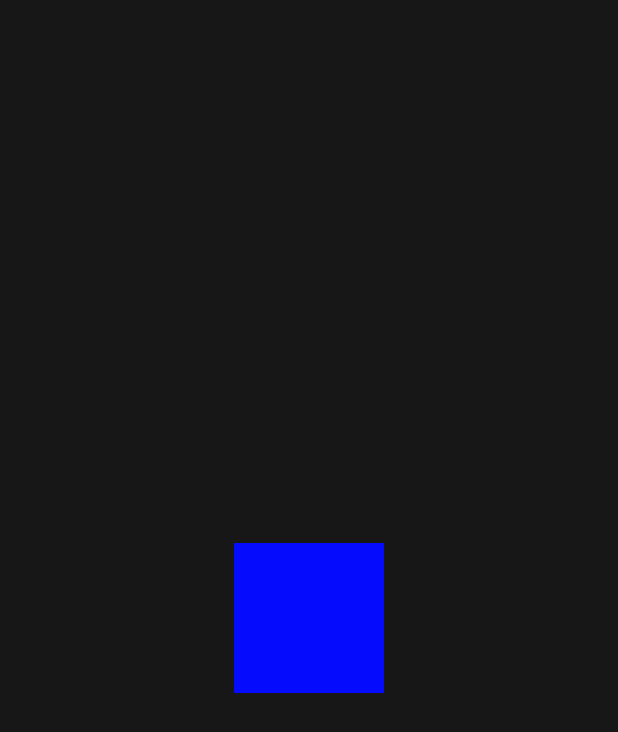
After one commit to theapache64/compose-animation-playground, an Android app built with Jetpack Compose: the composable AnimatableScreen shown on its own in the app's theme, on a phone screen of 412 x 824 dp. The commit adds this screen. Shown: the top 732 px of the screen. Run offline under Robolectric (Android 15) with nearby library versions, the phone set to English and light mode, and no system bars; 2 statements that could not run were skipped.

Commit message:
🌟 add animatable samples

```diff
--- /dev/null
+++ b/app/src/main/java/com/theapache64/composeanimationplayground/ui/screen/animation/AnimatableScreen.kt
@@ -0,0 +1,38 @@
+package com.theapache64.composeanimationplayground.ui.screen.animation
+
+import androidx.compose.animation.Animatable
+import androidx.compose.animation.core.tween
+import androidx.compose.foundation.background
+import androidx.compose.foundation.clickable
+import androidx.compose.foundation.layout.Box
+import androidx.compose.foundation.layout.size
+import androidx.compose.runtime.*
+import androidx.compose.ui.Modifier
+import androidx.compose.ui.graphics.Color
+import androidx.compose.ui.unit.dp
+import com.theapache64.composeanimationplayground.ui.composable.BigColumn
+
+@Composable
+fun AnimatableScreen() {
+    BigColumn {
+        var flag by remember { mutableStateOf(false) }
+        val color = remember { Animatable(Color.Red) }
+        LaunchedEffect(flag) {
+            val newColor = if (flag) {
+                Color.Green
+            } else {
+                Color.Blue
+            }
+            color.animateTo(newColor, animationSpec = tween(3000))
+        }
+
+        Box(
+            modifier = Modifier
+                .size(100.dp)
+                .background(color.value)
+                .clickable {
+                    flag = !flag
+                }
+        )
+    }
+}
```
Also changed, not shown: app/src/main/java/com/theapache64/composeanimationplayground/ui/screen/AppNavigation.kt (+10 -2 lines).
